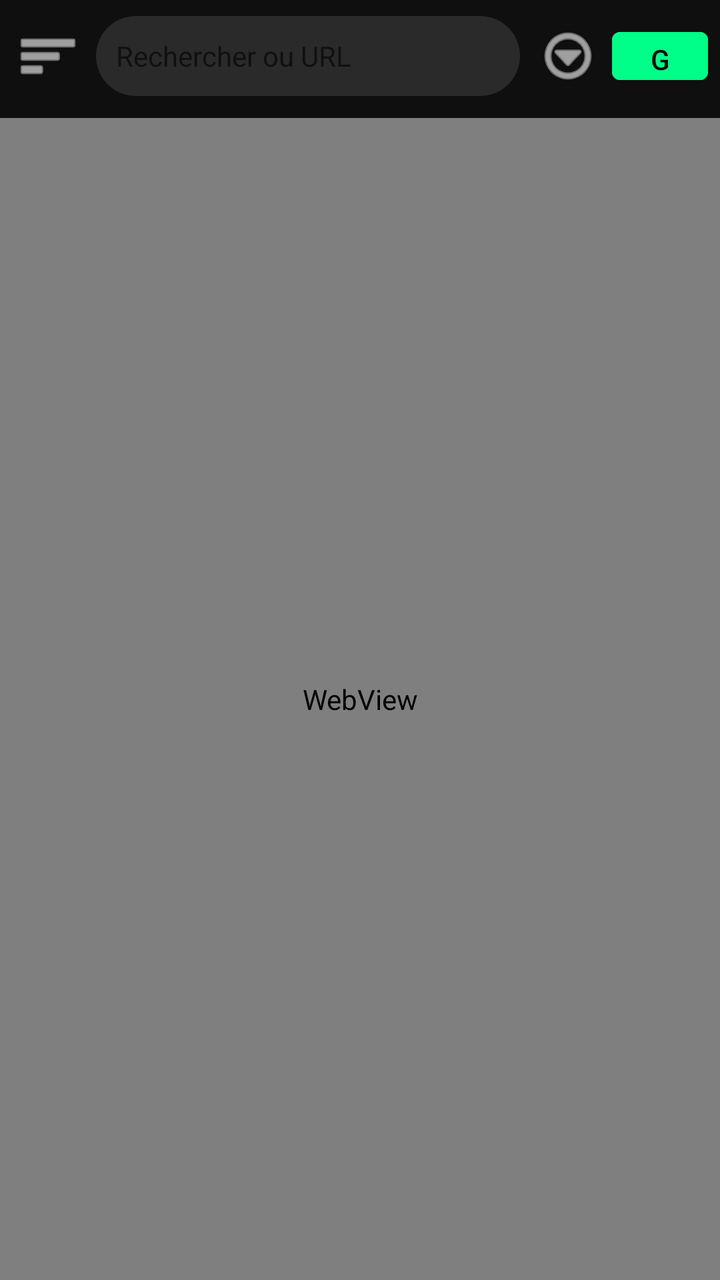
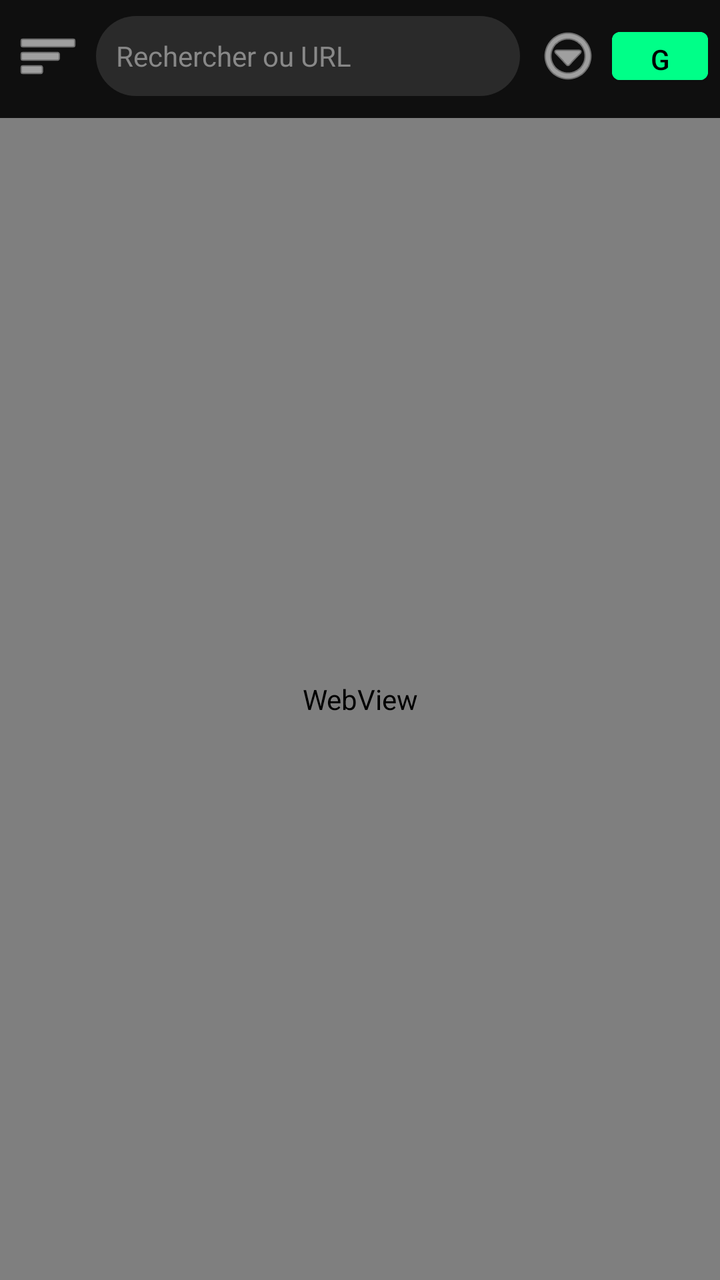

Screens rendered from an Android XML layout before and after an edit, with the pre-edit source and the edit as a unified diff.
<!-- AndroidManifest.xml: application theme Theme.LiteGo -->
<!-- res/layout/activity_main.xml -->
<?xml version="1.0" encoding="utf-8"?>
<LinearLayout xmlns:android="http://schemas.android.com/apk/res/android" android:layout_width="match_parent" android:layout_height="match_parent" android:orientation="vertical" android:background="#121212">
    <LinearLayout android:layout_width="match_parent" android:layout_height="56dp" android:orientation="horizontal" android:background="@color/primary" android:gravity="center_vertical" android:padding="6dp">
        <ImageButton android:id="@+id/btnTabs" android:layout_width="36dp" android:layout_height="36dp" android:background="?attr/selectableItemBackgroundBorderless" android:src="@android:drawable/ic_menu_sort_by_size" android:tint="#FFF"/>
        <EditText android:id="@+id/urlBar" android:layout_width="0dp" android:layout_height="40dp" android:layout_weight="1" android:layout_marginHorizontal="6dp" android:background="@drawable/bg_search" android:hint="@string/search_hint" android:textColor="#FFF" android:hintTextColor="#888" android:padding="10dp" android:singleLine="true" android:textSize="14sp"/>
        <ImageButton android:id="@+id/btnMenu" android:layout_width="36dp" android:layout_height="36dp" android:background="?attr/selectableItemBackgroundBorderless" android:src="@android:drawable/ic_menu_more" android:tint="#FFF"/>
        <Button android:id="@+id/goBtn" android:layout_width="48dp" android:layout_height="36dp" android:text="Go" android:textColor="#000" android:backgroundTint="@color/accent" android:layout_marginStart="4dp"/>
    </LinearLayout>
    <ProgressBar android:id="@+id/progress" style="?android:attr/progressBarStyleHorizontal" android:layout_width="match_parent" android:layout_height="3dp" android:progressTint="@color/accent"/>
    <WebView android:id="@+id/webview" android:layout_width="match_parent" android:layout_height="match_parent"/>
</LinearLayout>
<!-- resources referenced by this layout -->
<resources>
  <color name="accent">#00FF88</color>
  <color name="primary">#0F0F0F</color>
  <!-- drawable bg_search (drawable) -->
  <?xml version="1.0" encoding="utf-8"?>
  <shape xmlns:android="http://schemas.android.com/apk/res/android" android:shape="rectangle"><solid android:color="#2A2A2A"/><corners android:radius="20dp"/></shape>
  <string name="search_hint">Rechercher ou URL</string>
  <style name="Theme.LiteGo" parent="Theme.MaterialComponents.DayNight.NoActionBar"><item name="colorPrimary">@color/primary</item></style>
</resources>

<!-- the commit's change to res/layout/activity_main.xml (unified diff, before → after) -->
@@ -2,7 +2,7 @@
 <LinearLayout xmlns:android="http://schemas.android.com/apk/res/android" android:layout_width="match_parent" android:layout_height="match_parent" android:orientation="vertical" android:background="#121212">
     <LinearLayout android:layout_width="match_parent" android:layout_height="56dp" android:orientation="horizontal" android:background="@color/primary" android:gravity="center_vertical" android:padding="6dp">
         <ImageButton android:id="@+id/btnTabs" android:layout_width="36dp" android:layout_height="36dp" android:background="?attr/selectableItemBackgroundBorderless" android:src="@android:drawable/ic_menu_sort_by_size" android:tint="#FFF"/>
-        <EditText android:id="@+id/urlBar" android:layout_width="0dp" android:layout_height="40dp" android:layout_weight="1" android:layout_marginHorizontal="6dp" android:background="@drawable/bg_search" android:hint="@string/search_hint" android:textColor="#FFF" android:hintTextColor="#888" android:padding="10dp" android:singleLine="true" android:textSize="14sp"/>
+        <EditText android:id="@+id/urlBar" android:layout_width="0dp" android:layout_height="40dp" android:layout_weight="1" android:layout_marginHorizontal="6dp" android:background="@drawable/bg_search" android:hint="@string/search_hint" android:textColor="#FFF" android:textColorHint="#888" android:padding="10dp" android:singleLine="true" android:textSize="14sp"/>
         <ImageButton android:id="@+id/btnMenu" android:layout_width="36dp" android:layout_height="36dp" android:background="?attr/selectableItemBackgroundBorderless" android:src="@android:drawable/ic_menu_more" android:tint="#FFF"/>
         <Button android:id="@+id/goBtn" android:layout_width="48dp" android:layout_height="36dp" android:text="Go" android:textColor="#000" android:backgroundTint="@color/accent" android:layout_marginStart="4dp"/>
     </LinearLayout>
